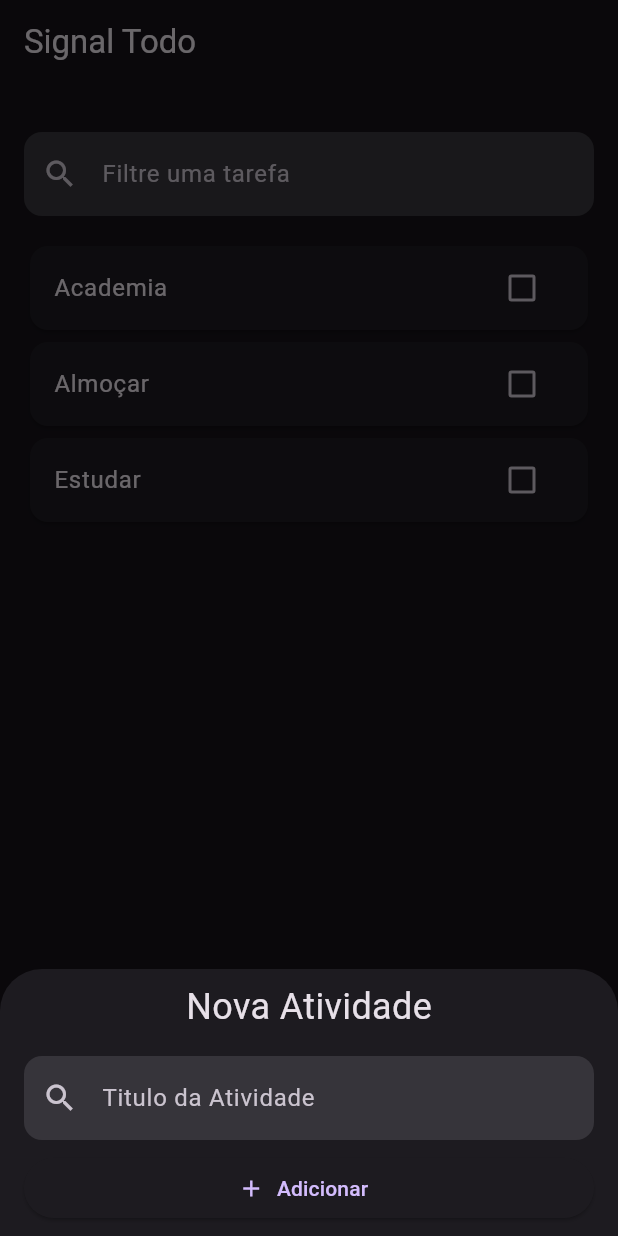
After one commit to IagoAntunes/ExamplesStateManagement, a Flutter app: the screen it shows after launch, after a tap on the "add" icon, on a phone screen of 412 x 824 dp. The commit adds this screen. Run offline on Flutter 3.47's test engine with Material 3 defaults, Android fonts, the phone set to English and light mode, and no system bars; our stand-ins replace flutter_bloc, signals.

Commit message:
feat: Cubit

```diff
--- /dev/null
+++ b/lib/feat/cubit/todo/bloc/todo_cubit.dart
@@ -0,0 +1,41 @@
+import 'package:flutter_bloc/flutter_bloc.dart';
+import 'package:testando_coisas/core/models/todo_model.dart';
+import 'package:testando_coisas/feat/cubit/todo/state/todo_cubit_state.dart';
+
+class TodoCubit extends Cubit<ITodoCubitState> {
+  List<TodoModel> listTodos = [];
+  TodoCubit() : super(IdleTodoCubitState(list: [])) {
+    getTodos();
+  }
+
+  Future<void> getTodos() async {
+    emit(LoadingTodoCubitState(list: []));
+    await Future.delayed(Duration(seconds: 3));
+    listTodos.addAll([
+      TodoModel(title: "Academia", isChecked: false),
+      TodoModel(title: "Almoçar", isChecked: false),
+      TodoModel(title: "Estudar", isChecked: false),
+    ]);
+    emit(LoadedTodoCubitState(list: listTodos));
+  }
+
+  void selectItem(TodoModel todo, bool value) {
+    listTodos.where((element) => element.title == todo.title).first.isChecked =
+        value;
+    emit(LoadedTodoCubitState(list: listTodos));
+  }
+
+  void filterItems(String text) {
+    var list = listTodos
+        .where((element) =>
+            element.title.toLowerCase().contains(text.toLowerCase()))
+        .toList();
+    emit(LoadedTodoCubitState(list: list));
+  }
+
+  void addTodo(String title) {
+    var todo = TodoModel(title: title, isChecked: false);
+    listTodos.add(todo);
+    emit(LoadedTodoCubitState(list: listTodos));
+  }
+}
--- /dev/null
+++ b/lib/feat/cubit/todo/page/todo_cubit_page.dart
@@ -0,0 +1,116 @@
+import 'package:flutter/material.dart';
+import 'package:flutter_bloc/flutter_bloc.dart';
+import 'package:testando_coisas/feat/cubit/todo/bloc/todo_cubit.dart';
+import 'package:testando_coisas/feat/cubit/todo/state/todo_cubit_state.dart';
+
+class TodoCubitPage extends StatelessWidget {
+  TodoCubitPage({super.key});
+  final cubit = TodoCubit();
+  @override
+  Widget build(BuildContext context) {
+    return Scaffold(
+      appBar: AppBar(title: const Text("Signal Todo")),
+      body: Padding(
+        padding: const EdgeInsets.symmetric(horizontal: 16, vertical: 32),
+        child: BlocBuilder<TodoCubit, ITodoCubitState>(
+          bloc: cubit,
+          builder: (context, state) {
+            return Column(
+              children: [
+                TextField(
+                  enabled: cubit.state is! LoadingTodoCubitState,
+                  onChanged: (value) {
+                    cubit.filterItems(value);
+                  },
+                  decoration: InputDecoration(
+                    hintText: "Filtre uma tarefa",
+                    filled: true,
+                    border: OutlineInputBorder(
+                      borderRadius: BorderRadius.circular(12),
+                      borderSide: BorderSide.none,
+                    ),
+                    prefixIcon: const Icon(Icons.search),
+                  ),
+                ),
+                const SizedBox(height: 16),
+                switch (state) {
+                  LoadingTodoCubitState() =>
+                    const Center(child: CircularProgressIndicator()),
+                  LoadedTodoCubitState() => Expanded(
+                      child: ListView.builder(
+                        itemCount: state.list.length,
+                        itemBuilder: (context, index) {
+                          return Card(
+                            child: CheckboxListTile(
+                              onChanged: (value) {
+                                if (value != null) {
+                                  cubit.selectItem(state.list[index], value);
+                                }
+                              },
+                              value: state.list[index].isChecked,
+                              title: Text(state.list[index].title),
+                            ),
+                          );
+                        },
+                      ),
+                    ),
+                  FailureTodoCubitState() => const Text("Ola"),
+                  _ => Container(),
+                },
+              ],
+            );
+          },
+        ),
+      ),
+      floatingActionButton: FloatingActionButton(
+        onPressed: () {
+          TextEditingController titleController = TextEditingController();
+          showModalBottomSheet(
+            context: context,
+            builder: (context) => IntrinsicHeight(
+                child: Padding(
+              padding: const EdgeInsets.symmetric(horizontal: 16, vertical: 8),
+              child: Column(
+                children: [
+                  const Text(
+                    "Nova Atividade",
+                    style: TextStyle(
+                      fontSize: 24,
+                    ),
+                  ),
+                  const SizedBox(height: 16),
+                  TextField(
+                    controller: titleController,
+                    onChanged: (value) {},
+                    decoration: InputDecoration(
+                      hintText: "Titulo da Atividade",
+                      filled: true,
+                      border: OutlineInputBorder(
+                        borderRadius: BorderRadius.circular(12),
+                        borderSide: BorderSide.none,
+                      ),
+                      prefixIcon: const Icon(Icons.search),
+                    ),
+                  ),
+                  const SizedBox(height: 8),
+                  SizedBox(
+                    width: double.infinity,
+                    child: ElevatedButton.icon(
+                      onPressed: () {
+                        cubit.addTodo(titleController.text);
+                        Navigator.pop(context);
+                      },
+                      label: const Text("Adicionar"),
+                      icon: const Icon(Icons.add),
+                    ),
+                  ),
+                ],
+              ),
+            )),
+          );
+        },
+        child: const Icon(Icons.add),
+      ),
+    );
+  }
+}
--- /dev/null
+++ b/lib/feat/cubit/todo/state/todo_cubit_state.dart
@@ -0,0 +1,24 @@
+import 'package:testando_coisas/core/models/todo_model.dart';
+
+abstract class ITodoCubitState {
+  List<TodoModel> list;
+  ITodoCubitState({
+    required this.list,
+  });
+}
+
+class IdleTodoCubitState extends ITodoCubitState {
+  IdleTodoCubitState({required super.list});
+}
+
+class LoadingTodoCubitState extends ITodoCubitState {
+  LoadingTodoCubitState({required super.list});
+}
+
+class LoadedTodoCubitState extends ITodoCubitState {
+  LoadedTodoCubitState({required super.list});
+}
+
+class FailureTodoCubitState extends ITodoCubitState {
+  FailureTodoCubitState({required super.list});
+}
--- a/lib/main.dart
+++ b/lib/main.dart
@@ -1,5 +1,8 @@
 import 'package:flutter/material.dart';
 import 'package:testando_coisas/feat/bloc/todo_bloc/page/todo_bloc_page.dart';
+import 'package:testando_coisas/feat/cubit/counter/pages/counter_cubit_page.dart';
+import 'package:testando_coisas/feat/cubit/form/page/form_cubit_page.dart';
+import 'package:testando_coisas/feat/cubit/todo/page/todo_cubit_page.dart';
 
 void main() {
   runApp(const MyApp());
@@ -27,7 +30,7 @@ class MyApp extends StatelessWidget {
         useMaterial3: true,
       ),
       themeMode: ThemeMode.dark,
-      home: TodoBlocPage(),
+      home: TodoCubitPage(),
     );
   }
 }
```
Also changed, not shown: lib/feat/cubit/counter/bloc/counter_cubit.dart (added, +15 -0 lines), lib/feat/cubit/counter/pages/counter_cubit_page.dart (added, +50 -0 lines), lib/feat/cubit/counter/state/counter_cubit_state.dart (added, +18 -0 lines), lib/feat/cubit/form/bloc/form_cubit.dart (added, +16 -0 lines), lib/feat/cubit/form/page/form_cubit_page.dart (added, +69 -0 lines), lib/feat/cubit/form/state/form_cubit_state.dart (added, +20 -0 lines), pubspec.lock.
